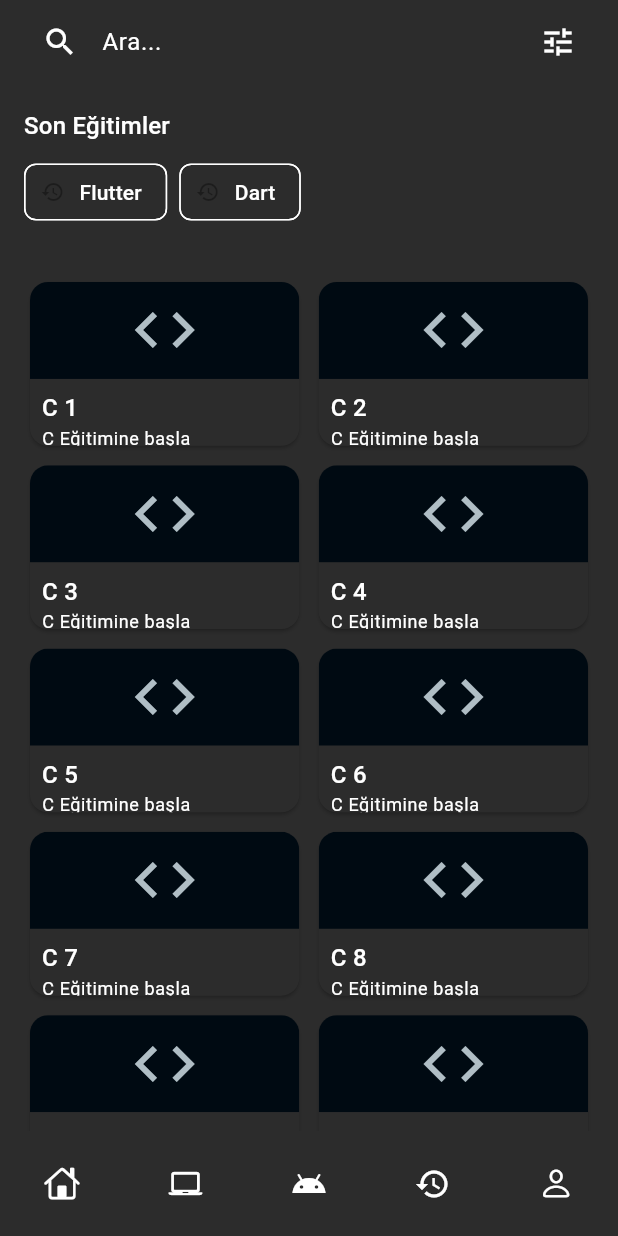
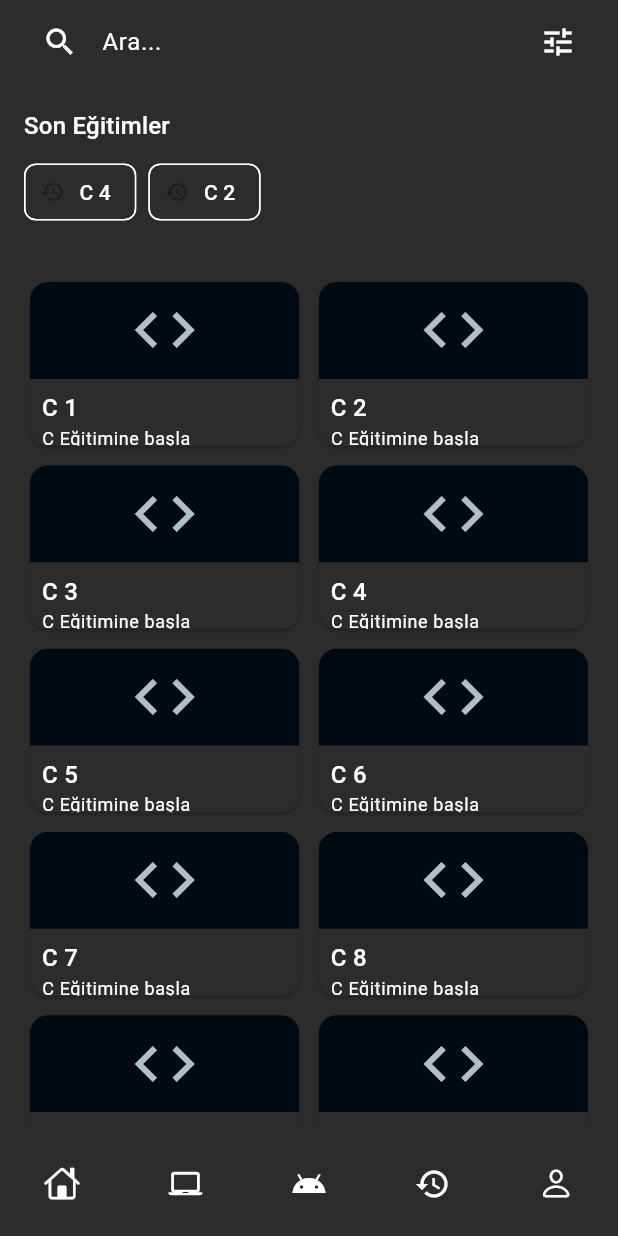
Before and after one commit to omerfaruk-yildiz/Flawless-Code, a Flutter app: the LessonScreen screen opened by its route, on a phone screen of 412 x 824 dp. Run offline on Flutter 3.47's test engine with Material 3 defaults, Android fonts, the phone set to English and light mode, and no system bars; our stand-ins replace go_router, google_fonts, lottie; missing offline and left inert: dotlottie_loader.

Commit message:
ana sayfaya animasyon ekledim, son eğitimleri varsayılan geçmişten değiştirip özelleştirdim.

```diff
--- a/lib/screens/lesson_screen.dart
+++ b/lib/screens/lesson_screen.dart
@@ -49,12 +49,12 @@ class LessonScreen extends StatelessWidget {
                     spacing: 8,
                     children: [
                       ActionChip(
-                        label: Text("Flutter"),
+                        label: Text("C 4"),
                         onPressed: () {},
                         avatar: Icon(Icons.history, size: 16),
                       ),
                       ActionChip(
-                        label: Text("Dart"),
+                        label: Text("C 2"),
                         onPressed: () {},
                         avatar: Icon(Icons.history, size: 16),
                       ),
--- a/lib/screens/profile_screen.dart
+++ b/lib/screens/profile_screen.dart
@@ -74,7 +74,7 @@ class ProfileScreen extends StatelessWidget {
                   ),
                   ListTile(
                     leading: Icon(Icons.email),
-                    title: Text("omerfaruk_yildiz@outlook.com"),
+                    title: Text("seneenes14@gmail.com"),
                     subtitle: Text("E-posta"),
                   ),
                 ],
--- a/pubspec.yaml
+++ b/pubspec.yaml
@@ -8,11 +8,13 @@ environment:
 
 dependencies:
   cupertino_icons: ^1.0.8
+  dotlottie_loader: ^0.0.4
   flutter:
     sdk: flutter
   flutter_secure_storage: ^9.2.2
   go_router: ^14.6.2
   google_fonts: ^6.2.1
+  lottie: ^3.2.0
   provider: ^6.1.2
   shared_preferences: ^2.3.3
 
```
Also changed, not shown: lib/screens/home_screen.dart (+22 -0 lines), 12 other files.
